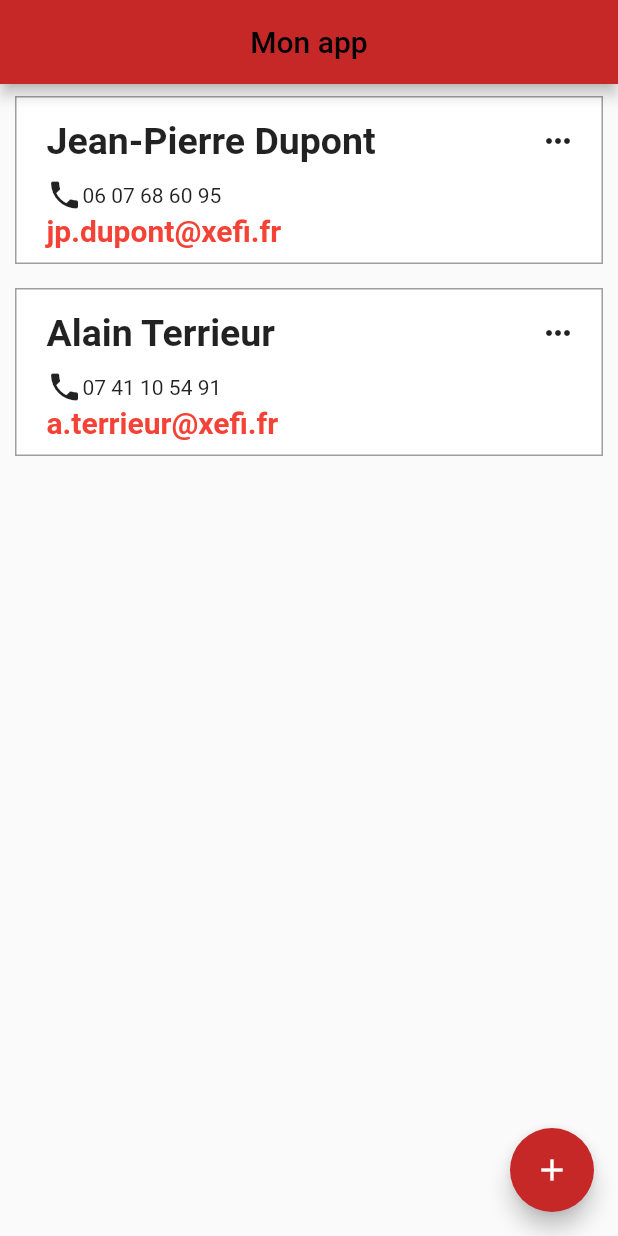
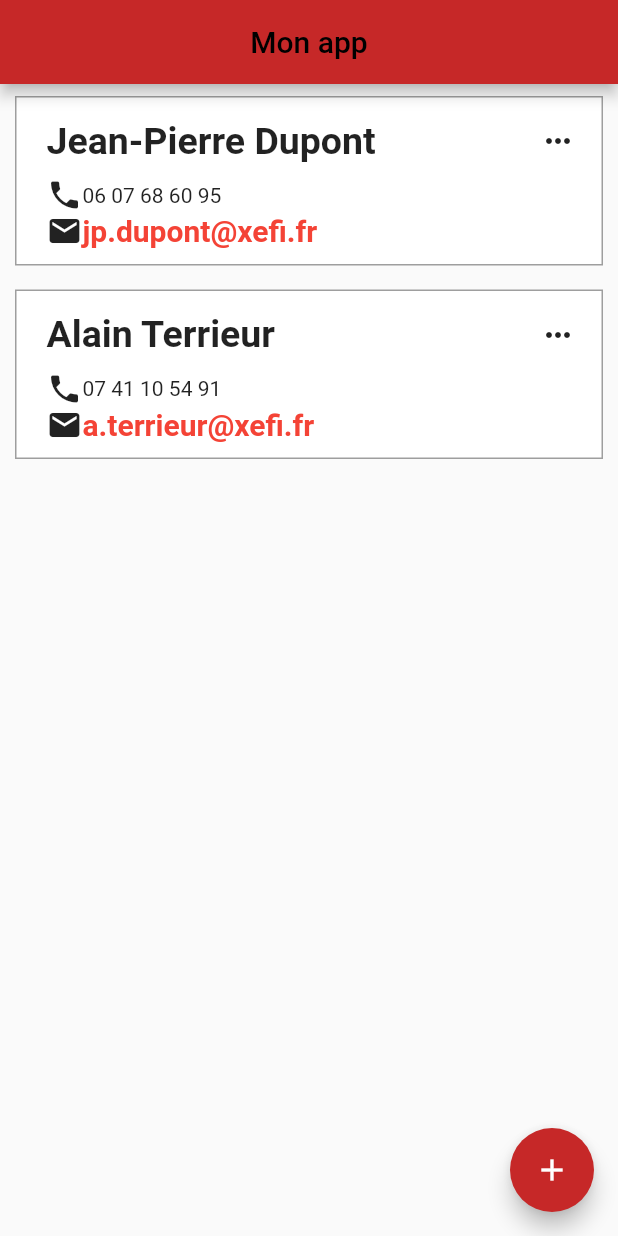
Before and after one commit to Amaukill/gestionnaire_de_client, a Flutter app: the screen it shows after launch, on a phone screen of 412 x 824 dp. Run offline on Flutter 3.47's test engine with Material 2 defaults, Android fonts, the phone set to English and light mode, and no system bars; our stand-ins replace get.

Commit message:
Icon Email

```diff
--- a/lib/contact/View/viewListClients.dart
+++ b/lib/contact/View/viewListClients.dart
@@ -98,10 +98,19 @@ class ClientView extends StatelessWidget {
               ),
             ],
           ),
-          Text(
-            client.email,
-            style: const TextStyle(
-                fontWeight: FontWeight.bold, fontSize: 20, color: Colors.red),
+          Row(
+            children: [
+              Icon(
+                Icons.mail,
+              ),
+              Text(
+                client.email,
+                style: const TextStyle(
+                    fontWeight: FontWeight.bold,
+                    fontSize: 20,
+                    color: Colors.red),
+              ),
+            ],
           ),
         ],
       ),
```
